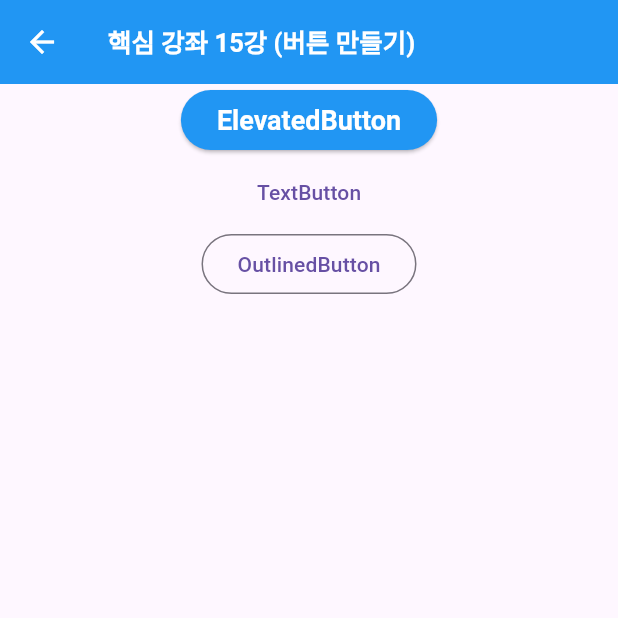
After one commit to shinseunguk/Flutter-Demo, a Flutter app: the ButtonPage screen opened directly, on a phone screen of 412 x 824 dp, the top half of it. The commit adds this screen. Run offline on Flutter 3.47's test engine with Material 3 defaults, Android fonts, the phone set to English and light mode, and no system bars.

Commit message:
💄 핵심 강좌 15강 (버튼 만들기)
ref. https://www.youtube.com/watch?v=KEmMaeKNVnU&list=PLKVJoykNpXRZcHFT4IS9G4BrssQ_7wF82&index=15

```diff
--- a/lib/main_list_page.dart
+++ b/lib/main_list_page.dart
@@ -14,6 +14,7 @@ import 'screens/Chapter11/alert_dialog_page.dart';
 import 'screens/Chapter12/show_image_page.dart';
 import 'screens/Chapter13/responsive_page.dart';
 import 'screens/Chapter14/gradation_page.dart';
+import 'screens/Chapter15/button_page.dart';
 
 class MainListPage extends StatelessWidget {
   final List<String> items = [
@@ -31,6 +32,7 @@ class MainListPage extends StatelessWidget {
     '핵심 강좌 12강 (이미지 보여주기)',
     '핵심 강좌 13강 (Flexible, Expanded 사용하여 반응형으로 만들기)',
     '핵심 강좌 14강 (그라데이션 적용하기)',
+    '핵심 강좌 15강 (버튼 만들기)',
   ];
 
   final Map<String, Widget> screens = {
@@ -48,6 +50,7 @@ class MainListPage extends StatelessWidget {
     '핵심 강좌 12강 (이미지 보여주기)': ShowImagePage(),
     '핵심 강좌 13강 (Flexible, Expanded 사용하여 반응형으로 만들기)': ResponsivePage(),
     '핵심 강좌 14강 (그라데이션 적용하기)': GradationPage(),
+    '핵심 강좌 15강 (버튼 만들기)': ButtonPage(),
   };
 
   @override
--- /dev/null
+++ b/lib/screens/Chapter15/button_page.dart
@@ -0,0 +1,61 @@
+import 'package:flutter/material.dart';
+
+class ButtonPage extends StatefulWidget {
+  const ButtonPage({super.key});
+
+  @override
+  State<ButtonPage> createState() => _ButtonPageState();
+}
+
+class _ButtonPageState extends State<ButtonPage> {
+  @override
+  Widget build(BuildContext context) {
+    return Scaffold(
+      appBar: AppBar(
+        iconTheme: const IconThemeData(color: Colors.white), // 뒤로가기 아이콘 색상 설정
+        title: const Text(
+          "핵심 강좌 15강 (버튼 만들기)",
+          textAlign: TextAlign.center,
+          style: TextStyle(
+            color: Colors.white,
+            fontWeight: FontWeight.bold, // 텍스트를 굵게 처리
+            fontSize: 17, // 글자크기 조절
+          ),
+        ),
+        backgroundColor: Colors.blue, // 원하는 색상으로 변경
+      ),
+      body: Container(
+        child: Column(
+          children: [
+            Center(
+              child: ElevatedButton(
+                style: ElevatedButton.styleFrom(
+                  backgroundColor: Colors.blue, // 버튼 배경색
+                  foregroundColor: Colors.white, // 버튼 텍스트 색상
+                  textStyle: const TextStyle(
+                    fontSize: 18, // 버튼 텍스트 크기
+                    fontWeight: FontWeight.bold, // 버튼 텍스트 두께
+                  ),
+                ),
+                onPressed: () => print("ElevatedButton Pressed"),
+                child: Text("ElevatedButton"),
+              ),
+            ),
+            Center(
+              child: TextButton(
+                onPressed: () => print("TextButton Pressed"),
+                child: Text("TextButton"),
+              ),
+            ),
+            Center(
+              child: OutlinedButton(
+                onPressed: () => print("OutlinedButton Pressed"),
+                child: Text("OutlinedButton"),
+              ),
+            ),
+          ],
+        ),
+      ),
+    );
+  }
+}
```
